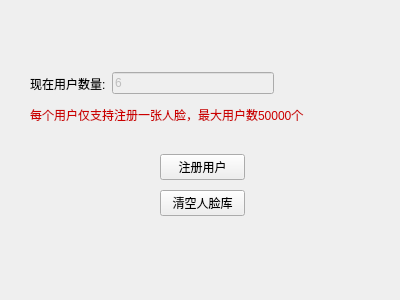
The window that atthis_c1/face_management.ui (hutao932/Camera-QT) describes before a commit, drawn with Qt 5.
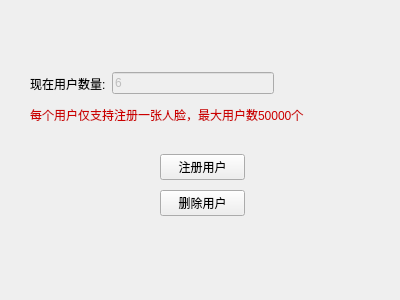
The same window after the commit.

```diff
--- a/atthis_c1/face_management.ui
+++ b/atthis_c1/face_management.ui
@@ -46,7 +46,7 @@
     <item>
      <widget class="QPushButton" name="btn_go3form">
       <property name="text">
-       <string>清空人脸库</string>
+       <string>删除用户</string>
       </property>
      </widget>
     </item>
```
